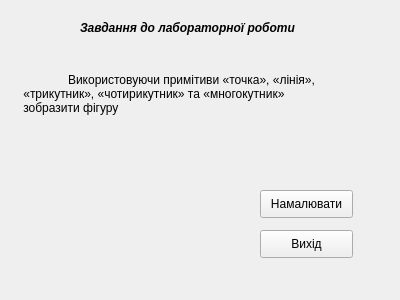
First picture: the form in Lab_1/KG_ta_OZ_Lab_1/mainwindow.ui, repository AndrKirienko/KG_ta_OZ, before the edit.
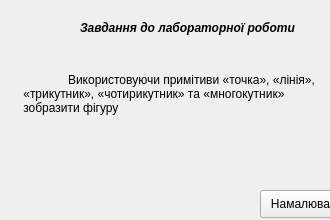
Second picture: the form after the edit.

```diff
--- a/Lab_1/KG_ta_OZ_Lab_1/mainwindow.ui
+++ b/Lab_1/KG_ta_OZ_Lab_1/mainwindow.ui
@@ -6,8 +6,8 @@
    <rect>
     <x>0</x>
     <y>0</y>
-    <width>400</width>
-    <height>300</height>
+    <width>330</width>
+    <height>220</height>
    </rect>
   </property>
   <property name="windowTitle">
```
